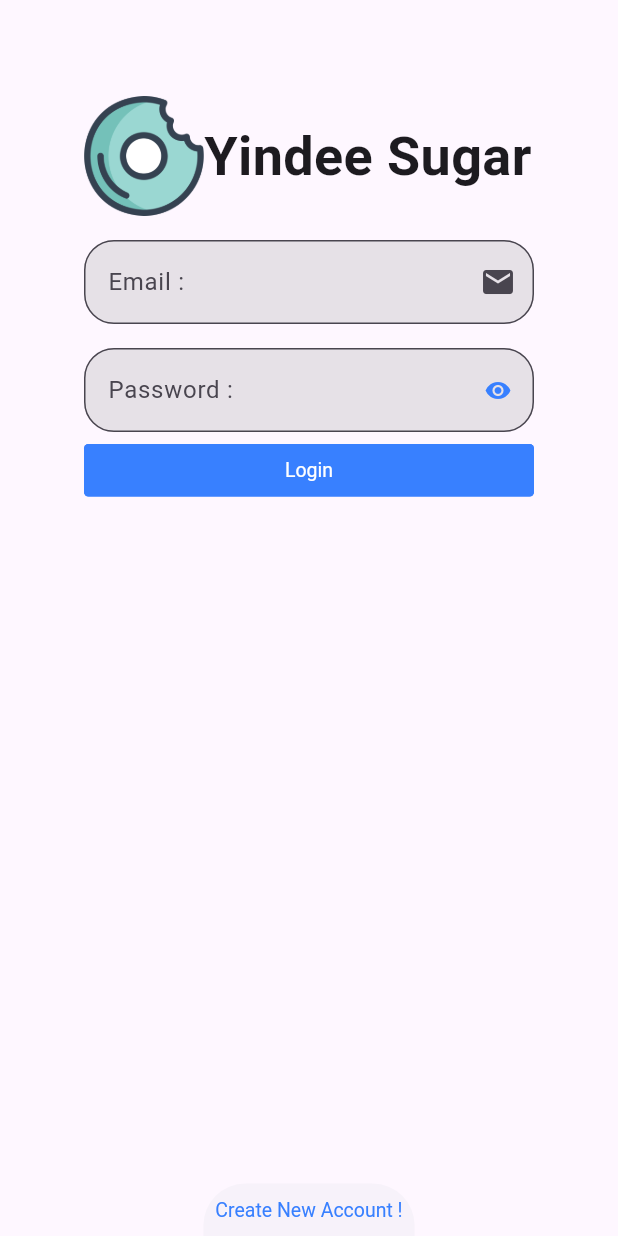
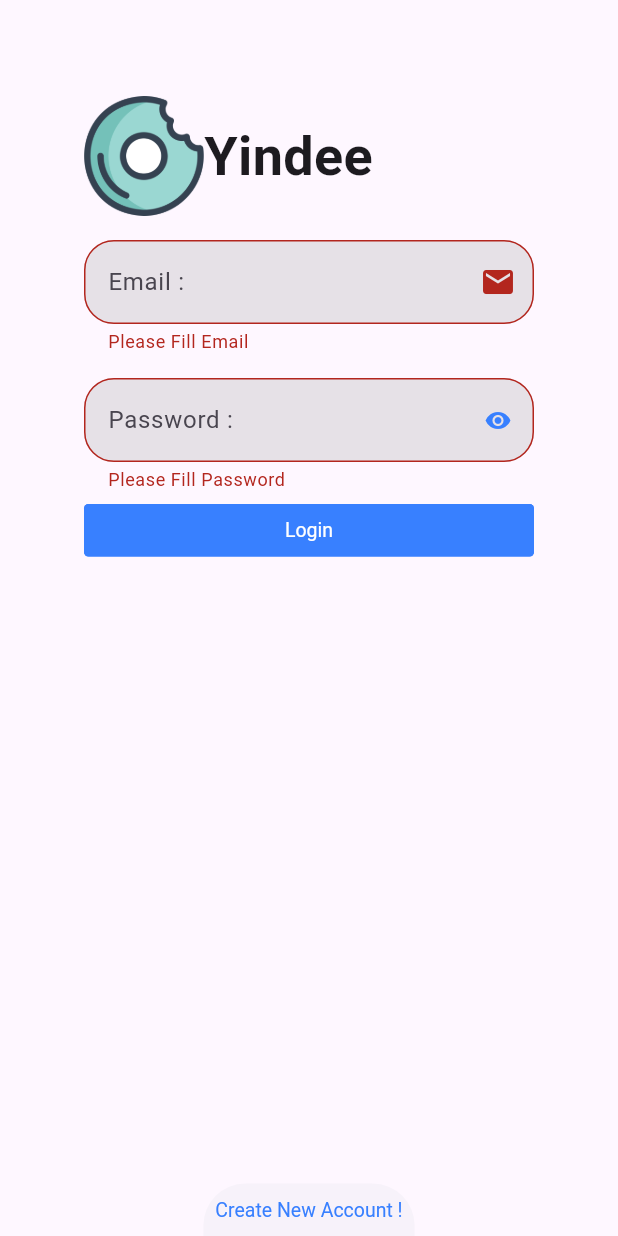
Before and after one commit to TopYindee/YindeeSugar, a Flutter app: the screen it shows after launch, after a tap on "Login", on a phone screen of 412 x 824 dp. Run offline on Flutter 3.47's test engine with Material 3 defaults, Android fonts, the phone set to English and light mode, and no system bars; drawn by our look-alikes of getwidget; our stand-ins replace get.

```diff
--- a/lib/states/authen.dart
+++ b/lib/states/authen.dart
@@ -22,6 +22,10 @@ class _AuthenState extends State<Authen> {
 
   AppController appController = Get.put(AppController());
 
+  //key ที่ใช้ในการเช็ค validate
+
+  final formKey = GlobalKey<FormState>();
+
   @override
   Widget build(BuildContext context) {
     return Scaffold(
@@ -38,6 +42,8 @@ class _AuthenState extends State<Authen> {
                     Container(
                       margin: const EdgeInsets.only(top: 64),
                       width: 300,
+                      child: Form(
+                        key: formKey,
                         child: Column(
                           children: [
                             displayLogoAndAppName(),
@@ -45,6 +51,7 @@ class _AuthenState extends State<Authen> {
                             passwordForm(),
                             loginbutton(),
                           ],
+                        ),
                       ),
                     ),
                   ],
@@ -70,13 +77,22 @@ class _AuthenState extends State<Authen> {
       margin: const EdgeInsets.only(top: 8),
       child: WidgetButton(
         label: 'Login',
-        pressFunc: () {},
+        pressFunc: () {
+          if (formKey.currentState!.validate()) {}
+        },
       ),
     );
   }
 
   Obx passwordForm() {
     return Obx(() => WidgetForm(
+          validateFanc: (p0) {
+            if (p0?.isEmpty ?? true) {
+              return 'Please Fill Password';
+            } else {
+              return null;
+            }
+          },
           hint: 'Password :',
           obsecu: appController.redEye.value,
           sufficWidget: WidgetIconButton(
@@ -92,6 +108,13 @@ class _AuthenState extends State<Authen> {
 
   WidgetForm emailForm() {
     return WidgetForm(
+      validateFanc: (p0) {
+        if (p0?.isEmpty ?? true) {
+          return 'Please Fill Email';
+        } else {
+          return null;
+        }
+      },
       hint: 'Email : ',
       sufficWidget: Icon(Icons.email),
     );
@@ -101,7 +124,7 @@ class _AuthenState extends State<Authen> {
     return Row(
       children: [
         displayImage(),
-        WidgetText(data: 'Yindee Sugar', textStyle: AppConstant().h1Style()),
+        WidgetText(data: 'Yindee', textStyle: AppConstant().h1Style()),
       ],
     );
   }
--- a/lib/widgets/widget_form.dart
+++ b/lib/widgets/widget_form.dart
@@ -9,17 +9,22 @@ class WidgetForm extends StatelessWidget {
     this.hint,
     this.sufficWidget,
     this.obsecu,
+    this.validateFanc,
+    this.labelWidget,
   }) : super(key: key);
   final String? hint;
   final Widget? sufficWidget;
   final bool? obsecu;
+  final String? Function(String?)? validateFanc;
+  final Widget? labelWidget;
 
   @override
   Widget build(BuildContext context) {
     return Container(
       margin: const EdgeInsets.only(top: 16),
-      child: TextFormField(obscureText: obsecu ?? false,
-        decoration: InputDecoration(
+      child: TextFormField(validator: validateFanc,
+        obscureText: obsecu ?? false,
+        decoration: InputDecoration(label: labelWidget,
           filled: true,
           fillColor: AppConstant.fillColor,
           border: OutlineInputBorder(
```
Also changed, not shown: lib/states/create_new_account.dart (+71 -1 lines), images/avata.png (added). Lines whose indentation alone changed are shown as unchanged.
